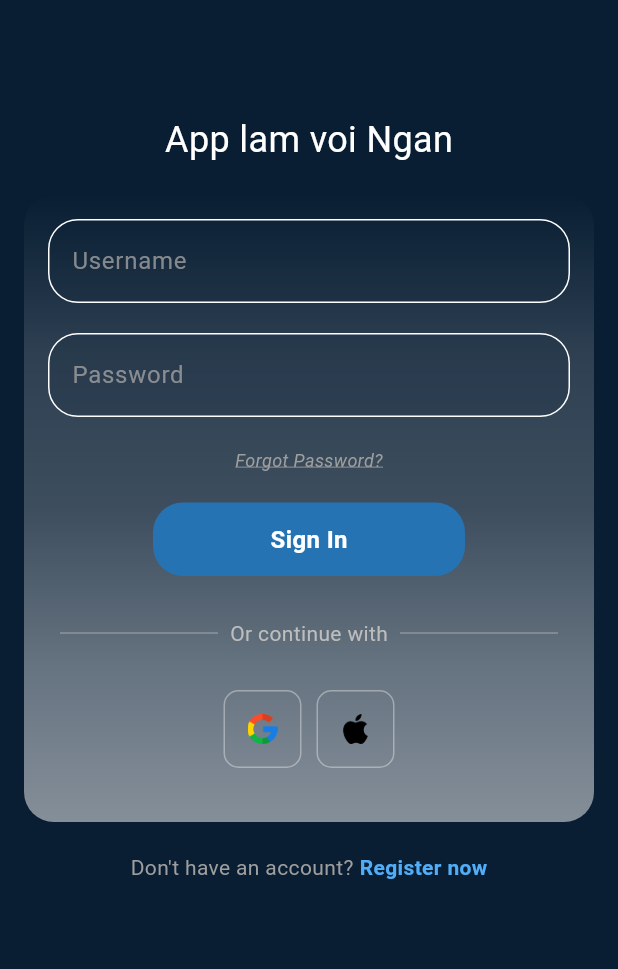
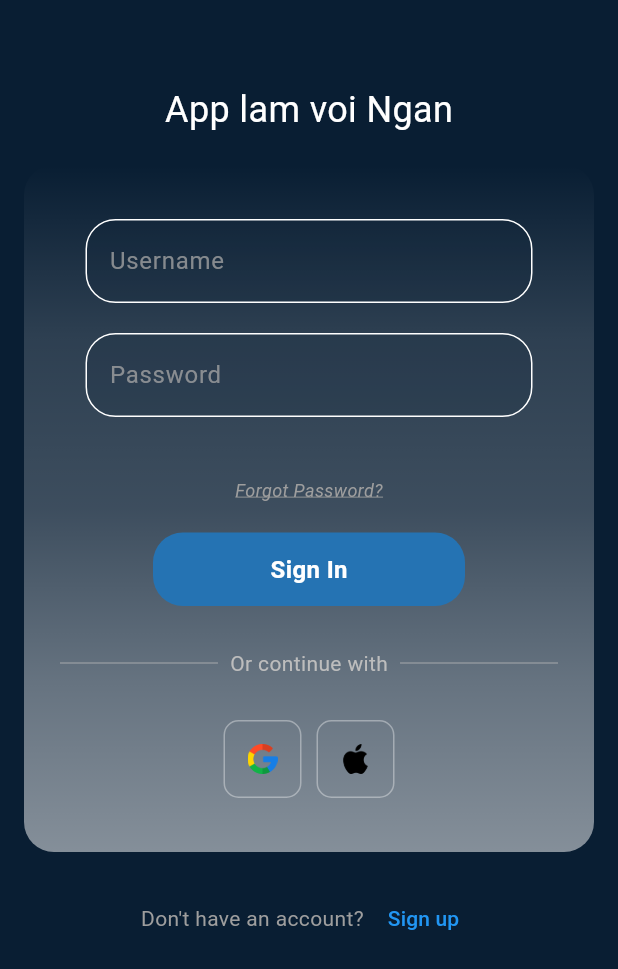
Before and after one commit to FanchonSora/Event-Management-Web, a Flutter app: the LoginPage screen opened directly, on a phone screen of 412 x 824 dp. Shown: the top 969 px of the screen. Run offline on Flutter 3.47's test engine with Material 3 defaults, Android fonts, the phone set to English and light mode, and no system bars; our stand-ins replace geolocator, logger.

Commit message:
added signup

```diff
--- a/mobile/lib/components/MyTextField.dart
+++ /dev/null
@@ -1,36 +0,0 @@
-import 'package:flutter/material.dart';
-
-class MyTextField extends StatelessWidget {
-  final controller;
-  final String hintText;
-  final bool obscureText;
-
-  const MyTextField({
-    super.key,
-    required this.controller,
-    required this.hintText,
-    required this.obscureText,
-  });
-
-  @override
-  Widget build(BuildContext context) {
-    return Padding(
-      padding: const EdgeInsets.symmetric(horizontal: 25.0),
-      child: TextField(
-        controller: controller,
-        obscureText: obscureText,
-        decoration: InputDecoration(
-            enabledBorder: const OutlineInputBorder(
-              borderSide: BorderSide(color: Colors.white),
-            ),
-            focusedBorder: OutlineInputBorder(
-              borderSide: BorderSide(color: Colors.grey.shade400),
-            ),
-            fillColor: Colors.grey.shade200,
-            filled: true,
-            hintText: hintText,
-            hintStyle: TextStyle(color: Colors.grey[500])),
-      ),
-    );
-  }
-}
--- /dev/null
+++ b/mobile/lib/components/my_text_field.dart
@@ -0,0 +1,52 @@
+import 'package:flutter/material.dart';
+
+class MyTextField extends StatelessWidget {
+  final TextEditingController controller;
+  final String labelText;
+  final bool obscure;
+
+  const MyTextField({
+    super.key,
+    required this.controller,
+    required this.labelText,
+    required this.obscure,
+  });
+
+  @override
+  Widget build(BuildContext context) {
+    return Padding(
+      padding: const EdgeInsets.symmetric(horizontal: 25.0),
+      child: TextField(
+        controller: controller,
+        style: const TextStyle(
+          color: Color.fromARGB(255, 255, 255, 255)),
+          decoration:  InputDecoration(
+            labelText: labelText,
+            labelStyle: const TextStyle(
+                color: Color.fromRGBO(165, 165, 165, 0.773)),
+            filled: true,
+            fillColor: const Color.fromARGB(41, 9, 30, 51),
+            floatingLabelStyle: const TextStyle(
+                color: Color.fromARGB(255, 123, 199, 250),
+                fontSize: 16),
+            enabledBorder: const OutlineInputBorder(
+              borderSide: BorderSide(
+                color: Color.fromARGB(255, 255, 255, 255),
+                width: 1.0,
+              ),
+              borderRadius:
+                  BorderRadius.all(Radius.circular(20.0)),
+            ),
+            focusedBorder: const OutlineInputBorder(
+                borderRadius:
+                    BorderRadius.all(Radius.circular(20.0)),
+                borderSide: BorderSide(
+                  color: Color.fromARGB(255, 12, 158, 255),
+                  width: 1.0,
+                )),
+          ),
+          obscureText: obscure,
+      ),
+    );
+  }
+}
--- a/mobile/lib/main.dart
+++ b/mobile/lib/main.dart
@@ -19,7 +19,7 @@ class MyApp extends StatelessWidget {
         colorScheme: ColorScheme.fromSeed(seedColor: Colors.deepPurple),
         useMaterial3: true,
       ),
-      home: MyLandingPage(),
+      home: const LoginPage(),
     );
   }
 }
--- a/mobile/lib/pages/landing_page.dart
+++ b/mobile/lib/pages/landing_page.dart
@@ -9,7 +9,9 @@ class MyLandingPage extends StatefulWidget {
   const MyLandingPage({super.key});
 
   @override
-  State<MyLandingPage> createState() => _MyLandingPageState();
+  State<MyLandingPage> createState() {
+    return _MyLandingPageState();
+  }
 }
 
 class _MyLandingPageState extends State<MyLandingPage> {
--- a/mobile/lib/pages/login_page.dart
+++ b/mobile/lib/pages/login_page.dart
@@ -1,25 +1,30 @@
 import 'package:flutter/material.dart';
 import 'package:mobile/components/square_tile.dart';
 import 'package:mobile/components/my_button.dart';
+import 'package:mobile/components/my_text_field.dart';
 import 'package:http/http.dart' as http;
 import 'package:mobile/pages/home_page.dart';
 import 'package:mobile/utils/logging.dart';
 import 'dart:convert';
 
-class LoginPage extends StatelessWidget {
-  LoginPage({super.key});
+class LoginPage extends StatefulWidget {
+  const LoginPage({super.key});
 
+  @override
+  State<LoginPage> createState() => _LoginPageState();
+
+}
+
+class _LoginPageState extends State<LoginPage> {
   // text editing controllers
+  final emailController= TextEditingController();
   final usernameController = TextEditingController();
   final passwordController = TextEditingController();
+  final repeatPasswordController = TextEditingController();
 
+  bool isLogin = true;
   // sign user in method
   Future<void> signUserIn(BuildContext context) async {
-
-    logger.d({
-        'username': usernameController.text,
-        'password': passwordController.text,
-      });
 
     final response = await http.post(
       Uri.parse('http://172.17.0.1:8000/v1/auth/login'),
@@ -37,6 +42,7 @@ class LoginPage extends StatelessWidget {
       if (context.mounted) {
         Navigator.pushReplacement(context, MaterialPageRoute(builder: (context) => const HomePage()));
       }
+
     }
   }
 
@@ -52,7 +58,7 @@ class LoginPage extends StatelessWidget {
               child: Column(
                 mainAxisAlignment: MainAxisAlignment.center,
                 children: <Widget>[
-                  const SizedBox(height: 60),
+                  const SizedBox(height: 40),
                   const Text(
                     'App lam voi Ngan',
                     style: TextStyle(fontSize: 24, color: Colors.white),
@@ -77,67 +83,28 @@ class LoginPage extends StatelessWidget {
                     child: Column(
                       mainAxisAlignment: MainAxisAlignment.center,
                       children: [
-                        TextField(
-                          controller: usernameController,
-                          style: const TextStyle(
-                              color: Color.fromARGB(255, 255, 255, 255)),
-                          decoration: const InputDecoration(
-                            enabledBorder: OutlineInputBorder(
-                              borderSide: BorderSide(
-                                color: Color.fromARGB(255, 255, 255, 255),
-                                width: 1.0,
-                              ),
-                              borderRadius:
-                                  BorderRadius.all(Radius.circular(20.0)),
-                            ),
-                            labelText: 'Username',
-                            labelStyle: TextStyle(
-                                color: Color.fromRGBO(165, 165, 165, 0.773)),
-                            floatingLabelStyle: TextStyle(
-                                color: Color.fromARGB(255, 123, 199, 250),
-                                fontSize: 16),
-                            filled: true,
-                            fillColor: Color.fromARGB(34, 9, 30, 51),
-                            focusedBorder: OutlineInputBorder(
-                                borderRadius:
-                                    BorderRadius.all(Radius.circular(20.0)),
-                                borderSide: BorderSide(
-                                  color: Color.fromARGB(255, 123, 199, 250),
-                                  width: 1.0,
-                                )),
-                          ),
+                        if(!isLogin)MyTextField(
+                          controller: emailController,
+                          labelText: 'Email',
+                          obscure: false,
                         ),
                         const SizedBox(height: 20),
-                        TextField(
-                          style: const TextStyle(
-                              color: Color.fromARGB(255, 255, 255, 255)),
+                        MyTextField(
+                          controller: usernameController,
+                          labelText: 'Username',
+                          obscure: false,
+                        ),
+                        const SizedBox(height: 20),
+                        MyTextField(
                           controller: passwordController,
-                          decoration: const InputDecoration(
-                            labelText: 'Password',
-                            labelStyle: TextStyle(
-                                color: Color.fromRGBO(165, 165, 165, 0.773)),
-                            filled: true,
-                            fillColor: Color.fromARGB(41, 9, 30, 51),
-                            floatingLabelStyle: TextStyle(
-                                color: Color.fromARGB(255, 123, 199, 250),
-                                fontSize: 16),
-                            enabledBorder: OutlineInputBorder(
-                              borderSide: BorderSide(
-                                color: Color.fromARGB(255, 255, 255, 255),
-                                width: 1.0,
-                              ),
-                              borderRadius:
-                                  BorderRadius.all(Radius.circular(20.0)),
-                            ),
-                            focusedBorder: OutlineInputBorder(
-                                borderRadius:
-                                    BorderRadius.all(Radius.circular(20.0)),
-                                borderSide: BorderSide(
-                                  color: Color.fromARGB(255, 12, 158, 255),
-                                  width: 1.0,
-                                )),
-                          ),
-                          obscureText: true,
+                          labelText: 'Password',
+                          obscure: true,
+                        ),
+                        const SizedBox(height: 20),
+                        if(!isLogin) MyTextField(
+                          controller: repeatPasswordController,
+                          labelText: 'Repeat Password',
+                          obscure: true,
                         ),
                         const SizedBox(height: 20),
                         const Padding(
@@ -212,17 +179,23 @@ class LoginPage extends StatelessWidget {
                     mainAxisAlignment: MainAxisAlignment.center,
                     children: [
                       Text(
-                        'Don\'t have an account?',
+                        isLogin ? 'Don\'t have an account?' : 'Already have an account? ',
                         style: TextStyle(color: Colors.grey[500]),
                       ),
                       const SizedBox(width: 4),
-                      const Text(
-                        'Register now',
-                        style: TextStyle(
-                          color: Color.fromARGB(255, 81, 173, 248),
-                          fontWeight: FontWeight.bold,
+                      TextButton(
+                        style: TextButton.styleFrom(
+                          foregroundColor: Colors.blue,
                         ),
+                        onPressed: () => {
+                          setState(() {
+                            isLogin = !isLogin;
+                          })
+                        },
+                        child: Text(isLogin ? 'Sign up' : 'Sign in')
                       ),
+
+
                     ],
                   ),
                 ],
```
